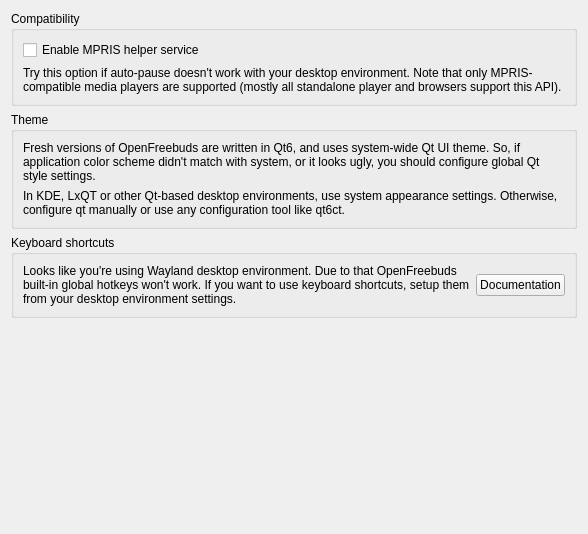
melianmiko/OpenFreebuds, file openfreebuds_qt/designer/linux_extras.ui: the form before one commit.
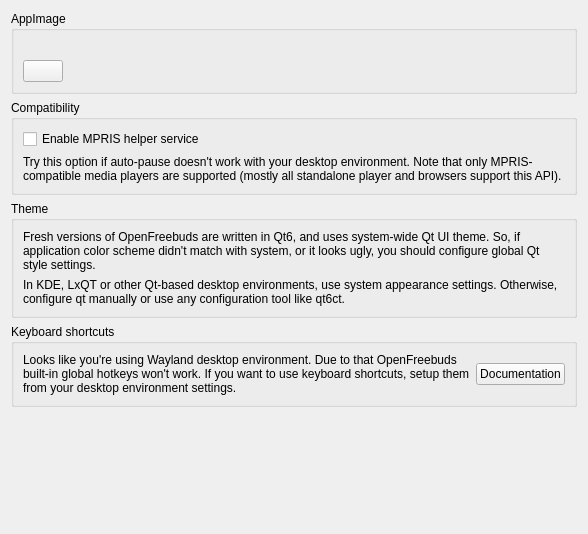
The form after the commit.

Commit message:
[packaging] AppImage install and self-update
- Install from the app: copy the AppImage to ~/Applications, add a menu
  entry and icon, offer it once on first run; uninstall from
  Linux-related settings
- Update from the latest GitHub release of the repository the AppImage
  was built from: download, check sha256, replace the file, restart
- Autostart entry points at the AppImage instead of openfreebuds_qt
- CI workflow builds on v* tags and attaches AppImage, zsync and sha256
  files to the release

What changed in the file:
```diff
--- a/openfreebuds_qt/designer/linux_extras.ui
+++ b/openfreebuds_qt/designer/linux_extras.ui
@@ -14,6 +14,32 @@
    <string notr="true">Linux-specific</string>
   </property>
   <layout class="QVBoxLayout" name="verticalLayout_2">
+   <item>
+    <widget class="QGroupBox" name="appimage_root">
+     <property name="title">
+      <string>AppImage</string>
+     </property>
+     <layout class="QVBoxLayout" name="appimage_layout">
+      <item>
+       <widget class="QLabel" name="appimage_status">
+        <property name="wordWrap">
+         <bool>true</bool>
+        </property>
+       </widget>
+      </item>
+      <item>
+       <widget class="QPushButton" name="appimage_button">
+        <property name="sizePolicy">
+         <sizepolicy hsizetype="Fixed" vsizetype="Fixed">
+          <horstretch>0</horstretch>
+          <verstretch>0</verstretch>
+         </sizepolicy>
+        </property>
+       </widget>
+      </item>
+     </layout>
+    </widget>
+   </item>
    <item>
     <widget class="QGroupBox" name="groupBox">
      <property name="title">
```
Left out of the diff: 7 changed lines with no effect on the pictures. The commit also changes 13 other files.
